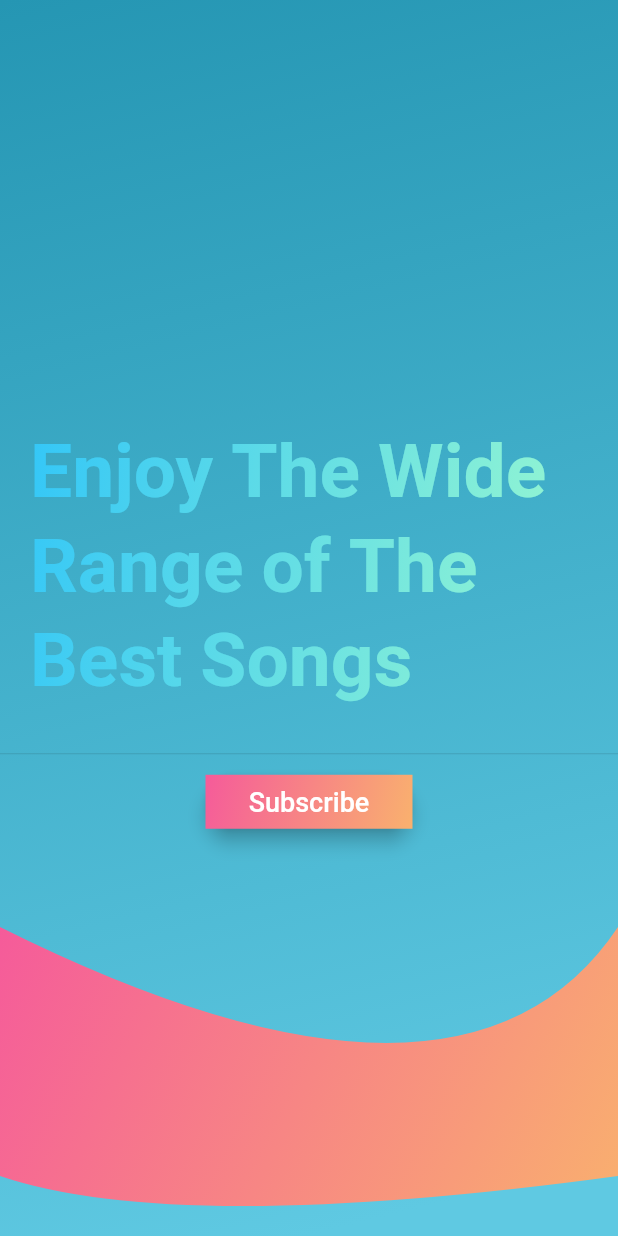
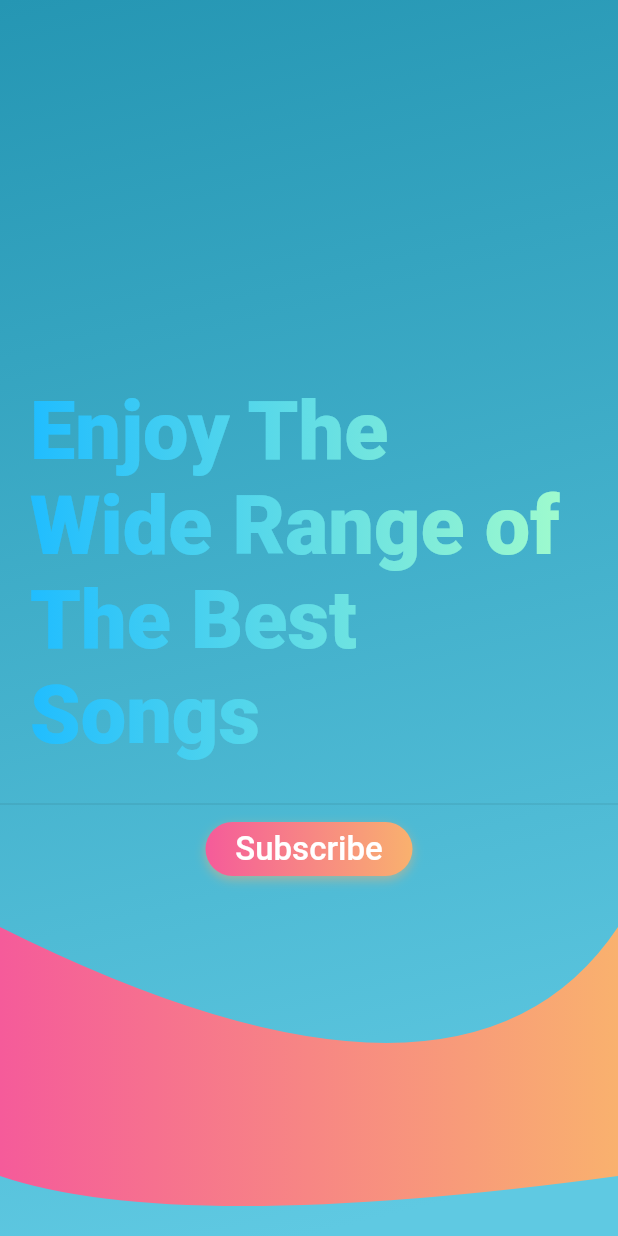
Before and after one commit to bluemix/Gradient-Screens, a Flutter app: the IntroPage screen opened directly, on a phone screen of 412 x 824 dp. Run offline on Flutter 3.47's test engine with Material 2 defaults, Android fonts, the phone set to English and light mode, and no system bars; drawn by our look-alikes of gradient_widgets; missing offline and left inert: path_parsing; Roboto replaces fonts that are missing (GE SS).

```diff
--- a/lib/gradient_widgets.dart
+++ /dev/null
@@ -1,88 +0,0 @@
-import 'package:flutter/material.dart';
-
-gradientTextStyle(TextStyle textWidget, Gradient gradient,
-    {double width = 200.0, double height = 200.0}) {
-  final Shader textShader =
-      gradient.createShader(Rect.fromLTWH(0.0, 0.0, width, height));
-
-  return textWidget.copyWith(foreground: Paint()..shader = textShader);
-}
-
-Widget _gradientContainer(BuildContext context, Gradient gradient,
-    double incHeightBy, double incWidthBy, Widget child) {
-  final ButtonThemeData buttonTheme =
-      ButtonTheme.of(context).copyWith(padding: const EdgeInsets.all(0.0));
-  return new Container(
-    height: buttonTheme.height + incHeightBy,
-    width: buttonTheme.minWidth + incWidthBy,
-    decoration: BoxDecoration(gradient: gradient),
-    child: Center(child: child),
-  );
-}
-
-class CircularGradientButton extends StatelessWidget {
-  CircularGradientButton(
-      {@required this.gradient,
-      @required this.child,
-      @required this.callback,
-      this.elevation = 2.0});
-
-  final Widget child;
-  final Gradient gradient;
-  final VoidCallback callback;
-  final double elevation;
-
-  @override
-  Widget build(BuildContext context) {
-    return FloatingActionButton(
-      elevation: elevation,
-      onPressed: callback,
-      child: _gradientContainer(context, gradient, 30.0, 0.0, child),
-    );
-  }
-}
-
-class GradientButton extends StatelessWidget {
-  GradientButton(
-      {@required this.gradient,
-      @required this.child,
-      @required this.callback,
-      this.shape,
-      this.shapeRadius,
-      this.textStyle,
-      this.elevation = 5.0,
-      this.increaseHeightBy = 0.0,
-      this.increaseWidthBy = 0.0});
-
-  final Widget child;
-  final Gradient gradient;
-  final VoidCallback callback;
-  final ShapeBorder shape;
-  final BorderRadius shapeRadius;
-  final TextStyle textStyle;
-  final double elevation;
-  final double increaseHeightBy;
-  final double increaseWidthBy;
-
-  @override
-  Widget build(BuildContext context) {
-    final ThemeData theme = Theme.of(context);
-
-    BorderRadius borderRadiusCopy = shapeRadius ?? BorderRadius.circular(20.0);
-    ShapeBorder shapeCopy =
-        shape ?? RoundedRectangleBorder(borderRadius: borderRadiusCopy);
-    TextStyle textStyleCopy =
-        textStyle ?? theme.textTheme.button.copyWith(color: Colors.white);
-
-    return RawMaterialButton(
-      fillColor: Colors.transparent,
-      padding: const EdgeInsets.all(0.0),
-      shape: shapeCopy,
-      elevation: elevation,
-      textStyle: textStyleCopy,
-      onPressed: callback,
-      child: _gradientContainer(
-          context, gradient, increaseHeightBy, increaseWidthBy, child),
-    );
-  }
-}
--- a/lib/main.dart
+++ b/lib/main.dart
@@ -1,4 +1,5 @@
 import 'package:flutter/material.dart';
+import 'package:gradient_buttons/pages/be_kind_page.dart';
 import 'package:gradient_buttons/pages/genres_page.dart';
 import 'package:gradient_buttons/pages/info_page.dart';
 import 'package:gradient_buttons/pages/intro_page.dart';
@@ -35,9 +36,10 @@ class _MyHomePageState extends State<MyHomePage> {
   @override
   Widget build(BuildContext context) {
     return DefaultTabController(
-      length: 4,
+      length: 5,
       child: Scaffold(
         body: new TabBarView(children: [
+          BeKindPage(),
           IntroPage(),
           InfoPage(),
           GenresPage(),
--- a/lib/pages/intro_page.dart
+++ b/lib/pages/intro_page.dart
@@ -1,8 +1,8 @@
 import 'package:flutter/material.dart';
 import 'package:flutter/widgets.dart';
-import 'package:gradient_buttons/gradient_widgets.dart';
-import 'package:gradient_buttons/gradients.dart';
+
 import 'package:gradient_buttons/clippers.dart';
+import 'package:gradient_widgets/gradient_widgets.dart';
 
 class IntroPage extends StatelessWidget {
   BoxDecoration gradientBack() {
@@ -45,7 +45,7 @@ class IntroPage extends StatelessWidget {
                         padding: const EdgeInsets.all(20.0),
                         decoration: new BoxDecoration(
                             shape: BoxShape.rectangle,
-                            gradient: hotLinearGradient),
+                            gradient: Gradients.hotLinear),
                       ),
                     ),
                   ],
@@ -69,24 +69,24 @@ class IntroPage extends StatelessWidget {
             children: <Widget>[
               Padding(
                 padding: const EdgeInsets.all(20.0),
-                child: Text(
+                child:
+                GradientText(
                   'Enjoy The Wide Range of The Best Songs',
-                  style: gradientTextStyle(
-                      new TextStyle(
-                          fontSize: 50.0,
-                          fontFamily: 'GE SS Bold',
-                          fontWeight: FontWeight.bold),
-                      coldLinearGradient2,
-                      height: 100.0,
-                      width: 1000.0),
+                  gradient: Gradients.coldLinear,
+                  shaderRect: Rect.fromLTWH(0.0, 0.0, 200.0, 100.0),
+                  style: TextStyle(
+                      fontSize: 54.0,
+                      fontFamily: 'GE SS',
+                      fontWeight: FontWeight.w900),
                 ),
               ),
               Divider(),
               GradientButton(
-                  gradient: hotLinearGradient,
+                  gradient: Gradients.hotLinear,
                   child: Text(
                     'Subscribe',
-                    style: TextStyle(fontSize: 18.0),
+
+                    style: TextStyle(fontSize: 22.0),
                   ),
                   callback: () => print('button pressed'),
                   increaseWidthBy: 50.0,
--- /dev/null
+++ b/lib/text_utils.dart
@@ -0,0 +1,5 @@
+import 'dart:async';
+import 'dart:typed_data';
+import 'dart:ui' as ui;
+import 'package:flutter/material.dart';
+import 'package:gradient_buttons/utils.dart';
--- a/pubspec.yaml
+++ b/pubspec.yaml
@@ -8,6 +8,7 @@ dependencies:
   flutter:
     sdk: flutter
   path_parsing: 0.1.2
+  gradient_widgets: ^0.3.0
   cupertino_icons: ^0.1.2
 
 dev_dependencies:
@@ -29,6 +30,10 @@ flutter:
   # To add assets to your application, add an assets section, like this:
   assets:
    - images/jack-finnigan-543633-unsplash.jpg
+   - images/flower.jpg
+   - images/bokeh.jpg
+   - images/texture.jpg
+   - images/texture2.jpg
   #  - images/a_dot_ham.jpeg
 
   # An image asset can refer to one or more resolution-specific "variants", see
```
Also changed, not shown: lib/gradients.dart (deleted, +0 -153 lines), lib/pages/be_kind_page.dart (added, +115 -0 lines), lib/pages/genres_page.dart (+13 -14 lines), lib/pages/info_page.dart (+11 -11 lines), lib/pages/login_page.dart (+4 -4 lines), lib/utils.dart (+23 -0 lines), art/be_kind_page.png (added), images/bokeh.jpg (added), images/flower.jpg (added), images/texture.jpg (added), images/texture2.jpg (added), pubspec.lock, 2 other files.
